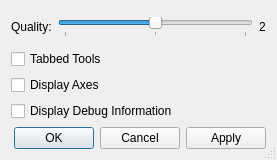
Above: avogadro/src/settingsdialog.ui from cryos/avogadro before the change. Below: the same form after it.
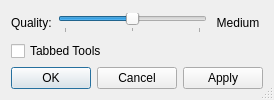
That is the form after the change. Icons and pictures are not drawn.

Commit message: Removed the axes and debug display options from the global config - to be relocated to the view menu. Also (hopefully) improved the display quality feedback.

```diff
--- a/avogadro/src/settingsdialog.ui
+++ b/avogadro/src/settingsdialog.ui
@@ -5,8 +5,8 @@
    <rect>
     <x>0</x>
     <y>0</y>
-    <width>277</width>
-    <height>160</height>
+    <width>241</width>
+    <height>100</height>
    </rect>
   </property>
   <property name="windowTitle" >
@@ -52,8 +52,23 @@
      </item>
      <item>
       <widget class="QLabel" name="qualityValueLabel" >
+       <property name="sizePolicy" >
+        <sizepolicy vsizetype="Preferred" hsizetype="Fixed" >
+         <horstretch>50</horstretch>
+         <verstretch>0</verstretch>
+        </sizepolicy>
+       </property>
+       <property name="minimumSize" >
+        <size>
+         <width>50</width>
+         <height>0</height>
+        </size>
+       </property>
        <property name="text" >
-        <string>2</string>
+        <string>Medium</string>
+       </property>
+       <property name="alignment" >
+        <set>Qt::AlignCenter</set>
        </property>
       </widget>
      </item>
@@ -66,20 +81,6 @@
      </property>
     </widget>
    </item>
-   <item>
-    <widget class="QCheckBox" name="renderAxes" >
-     <property name="text" >
-      <string>Display Axes</string>
-     </property>
-    </widget>
-   </item>
-   <item>
-    <widget class="QCheckBox" name="renderDebug" >
-     <property name="text" >
-      <string>Display Debug Information</string>
-     </property>
-    </widget>
-   </item>
    <item>
     <widget class="QDialogButtonBox" name="dialogButtonBox" >
      <property name="layoutDirection" >
@@ -89,7 +90,7 @@
       <enum>Qt::Horizontal</enum>
      </property>
      <property name="standardButtons" >
-      <set>QDialogButtonBox::Apply|QDialogButtonBox::Cancel|QDialogButtonBox::NoButton|QDialogButtonBox::Ok</set>
+      <set>QDialogButtonBox::Apply|QDialogButtonBox::Cancel|QDialogButtonBox::Ok</set>
      </property>
     </widget>
    </item>
```
Left out of the diff: 19 changed lines with no effect on the pictures. The commit also changes 3 other files.
